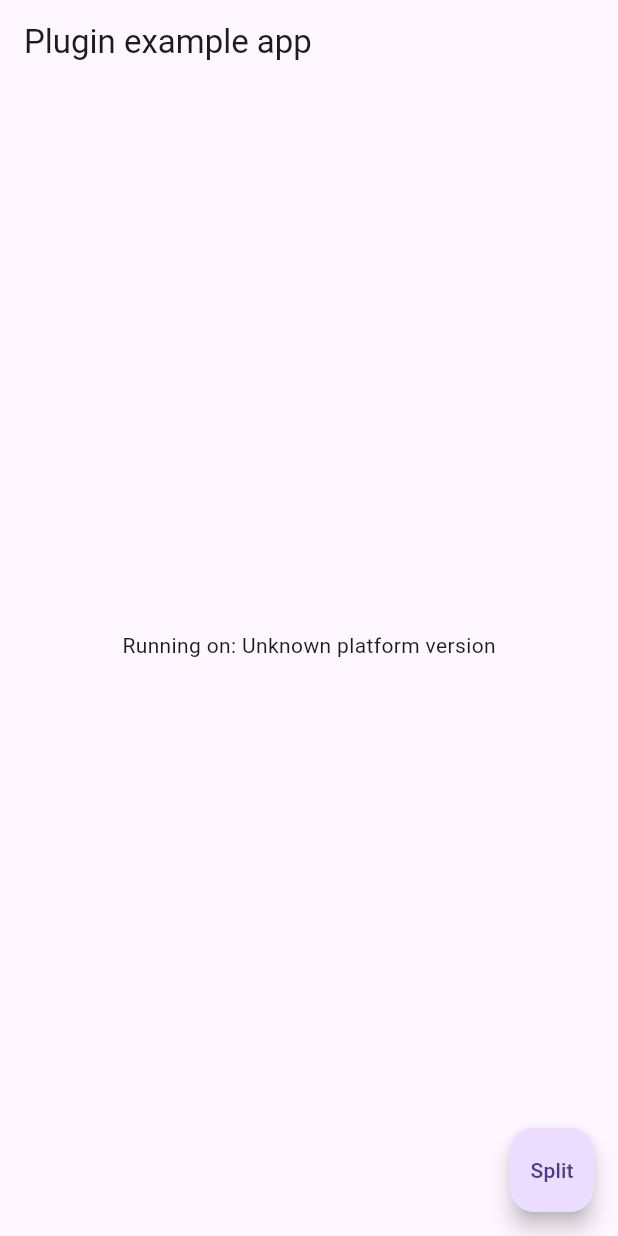
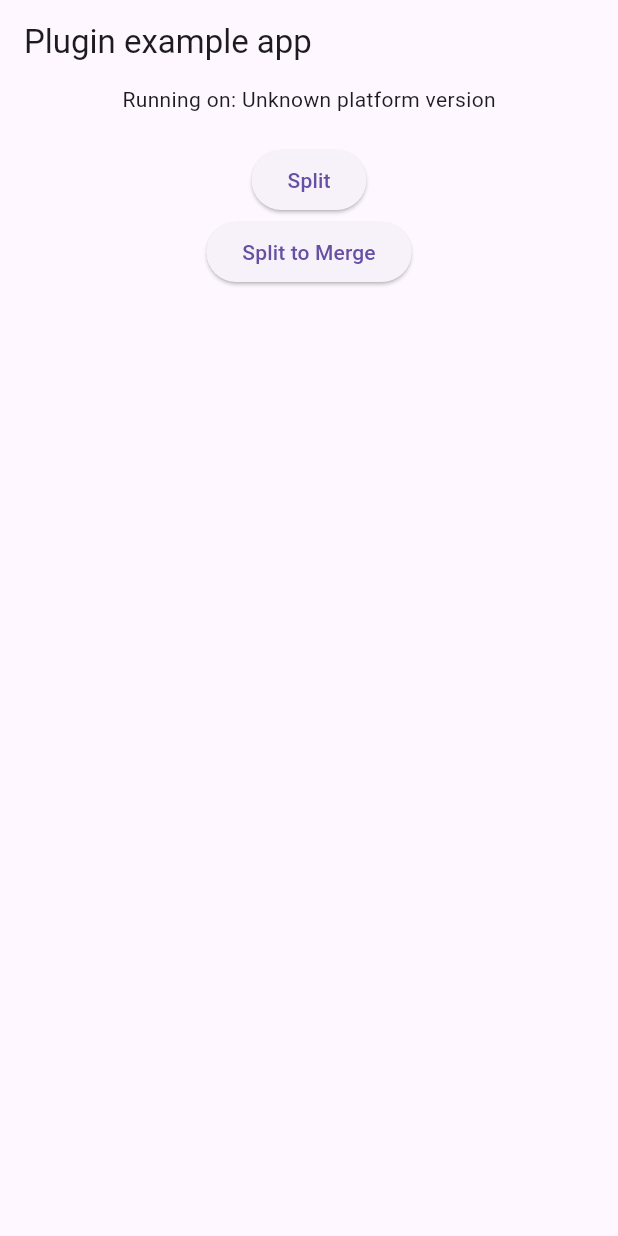
Before and after one commit to shafujiu/pdf_splitern, a Flutter app: the screen it shows after launch, after a tap on "Split", on a phone screen of 412 x 824 dp. Run offline on Flutter 3.47's test engine with Material 3 defaults, Android fonts, the phone set to English and light mode, and no system bars; our stand-ins replace file_picker, plugin_platform_interface.

```diff
--- a/example/lib/main.dart
+++ b/example/lib/main.dart
@@ -58,43 +58,72 @@ class _MyAppState extends State<MyApp> {
     return MaterialApp(
       home: Scaffold(
         appBar: AppBar(title: const Text('Plugin example app')),
-        body: Center(child: Text('Running on: $_platformVersion\n')),
-        floatingActionButton: FloatingActionButton(
-          onPressed: () {
-            _split();
-          },
-          child: Text('Split'),
-        ),
+        body: Center(child: Column(
+          children: [
+            Text('Running on: $_platformVersion\n'),
+
+            ElevatedButton(
+              onPressed: () {
+                _split();
+              },
+              child: Text('Split'),
+            ),
+
+            ElevatedButton(
+              onPressed: () {
+                _splitToMerge();
+              },
+              child: Text('Split to Merge'),
+            ),
+
+          ],
+        )),
       ),
     );
   }
 
   Future<void> _split() async {
-    // 1. 读取 assets 文件内容
-    ByteData data = await rootBundle.load('assets/files/pdftestfile.pdf');
+    final outfileDirectory = await FilePicker.platform.getDirectoryPath();
+    print(outfileDirectory);
 
-    // 2. 获取沙盒目录
-    Directory directory = await getApplicationDocumentsDirectory();
-    String newPath = '${directory.path}/pdfinput.pdf';
+    String filePath = await _assetsfileToAppDirectory('assets/files/pdftestfile.pdf');
+    PdfSpliternArgs args = PdfSpliternArgs(filePath, outfileDirectory!);
+    PdfSpliternResult result = await PdfSplitern.split(args);
+    print(result);
+    // await _pdfSpliternPlugin.split(filePath: 'assets/files/test.pdf', outDirectory: 'assets/files/output', outFileNamePrefix: 'test');
+  }
+
+
+
+  Future<void> _splitToMerge() async {
 
     final fileDirectory = await FilePicker.platform.getDirectoryPath();
     print(fileDirectory);
 
-    // 3. 写入沙盒目录
-    File newFile = File(newPath);
-    await newFile.writeAsBytes(data.buffer.asUint8List());
-
+    String filePath = await _assetsfileToAppDirectory('assets/files/pdftestfile.pdf');
     // 4. 现在 newFile 就是一个真实的文件，可以用 File 相关 API 处理
     //String outPath = '${directory.path}/test_out.pdf';
     String outPath = '$fileDirectory/test_out.pdf';
 
-
     String? result = await PdfSplitern.splitToMerge(
-      filePath: newFile.path,
+      filePath: filePath,
       outpath: outPath,
       pageNumbers: [1, 2],
     );
     print(result);
-    // await _pdfSpliternPlugin.split(filePath: 'assets/files/test.pdf', outDirectory: 'assets/files/output', outFileNamePrefix: 'test');
+  }
+
+  Future<String> _assetsfileToAppDirectory(String assetsFilePath) async {
+    // 1. 读取 assets 文件内容
+    ByteData data = await rootBundle.load('assets/files/pdftestfile.pdf');
+
+    // 2. 获取沙盒目录, 这个是不需要权限就能写的目录
+    Directory directory = await getApplicationCacheDirectory();
+    String newPath = '${directory.path}/pdfinput.pdf';
+
+    // 3. 写入沙盒目录
+    File newFile = File(newPath);
+    await newFile.writeAsBytes(data.buffer.asUint8List());
+    return newFile.path;
   }
 }
```
Also changed, not shown: 4 other files.
